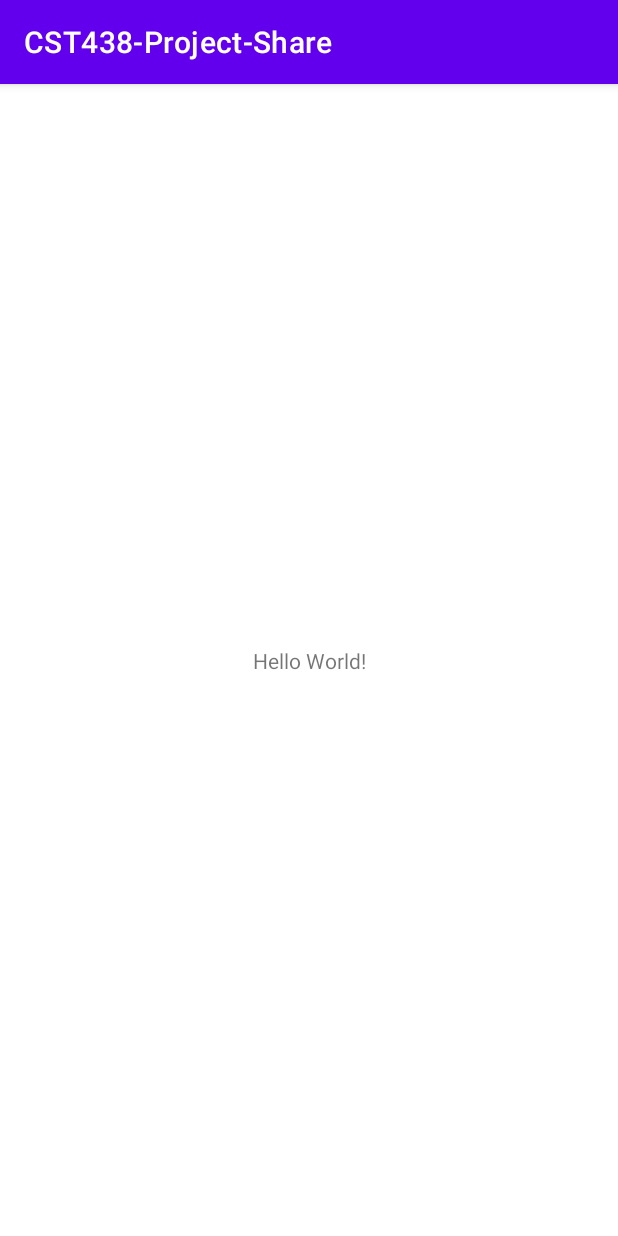
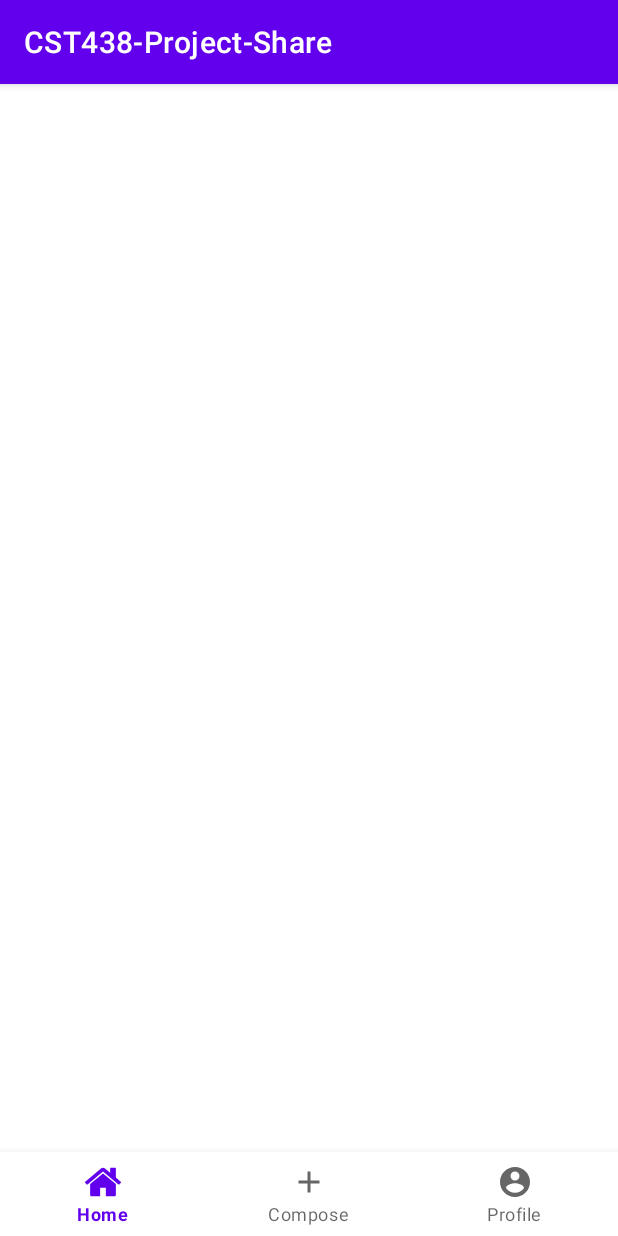
Before and after one commit to larafonse/Project03-Group5, an Android app: the screen it shows after launch (MainActivity), on a phone screen of 412 x 824 dp. Run offline under Robolectric (Android 15) with nearby library versions, the phone set to English and light mode, and no system bars.

Commit message:
Added the base for the bottom navigation

```diff
--- a/CST438-Project-Share/app/build.gradle
+++ b/CST438-Project-Share/app/build.gradle
@@ -36,4 +36,7 @@ dependencies {
     testImplementation 'junit:junit:4.+'
     androidTestImplementation 'androidx.test.ext:junit:1.1.3'
     androidTestImplementation 'androidx.test.espresso:espresso-core:3.4.0'
+
+    implementation "androidx.appcompat:appcompat:${appCompatVersion}"
+    implementation "com.google.android.material:material:${designSupportVersion}"
 }
--- a/CST438-Project-Share/app/src/main/AndroidManifest.xml
+++ b/CST438-Project-Share/app/src/main/AndroidManifest.xml
@@ -9,7 +9,8 @@
         android:roundIcon="@mipmap/ic_launcher_round"
         android:supportsRtl="true"
         android:theme="@style/Theme.CST438ProjectShare">
-        <activity android:name=".RegisterActivity"></activity>
+        <activity android:name=".LandingActivity"></activity>
+        <activity android:name=".RegisterActivity" />
         <activity android:name=".MainActivity">
             <intent-filter>
                 <action android:name="android.intent.action.MAIN" />
--- a/CST438-Project-Share/app/src/main/java/com/example/cst438_project_share/MainActivity.java
+++ b/CST438-Project-Share/app/src/main/java/com/example/cst438_project_share/MainActivity.java
@@ -1,14 +1,43 @@
 package com.example.cst438_project_share;
 
+import androidx.annotation.NonNull;
 import androidx.appcompat.app.AppCompatActivity;
+import androidx.fragment.app.Fragment;
 
 import android.os.Bundle;
+import android.view.MenuItem;
+import android.widget.Toast;
+
+import com.google.android.material.bottomnavigation.BottomNavigationView;
 
 public class MainActivity extends AppCompatActivity {
+
+    private BottomNavigationView bottomNavigationView;
 
     @Override
     protected void onCreate(Bundle savedInstanceState) {
         super.onCreate(savedInstanceState);
         setContentView(R.layout.activity_main);
+
+        bottomNavigationView = findViewById(R.id.bottom_navigation);
+
+        bottomNavigationView.setOnNavigationItemReselectedListener(new BottomNavigationView.OnNavigationItemReselectedListener() {
+            @Override
+            public void onNavigationItemReselected(@NonNull MenuItem item) {
+                Fragment fragment;
+                switch (item.getItemId()) {
+                    case R.id.action_home:
+                        Toast.makeText(MainActivity.this, "Home!", Toast.LENGTH_SHORT).show();
+                        break;
+                    case R.id.compose_action:
+                        Toast.makeText(MainActivity.this, "Compose", Toast.LENGTH_SHORT).show();
+                        break;
+                    case R.id.profile_action:
+                        Toast.makeText(MainActivity.this, "Profile", Toast.LENGTH_SHORT).show();
+                        break;
+                    default: break;
+                }
+            }
+        });
     }
 }
--- /dev/null
+++ b/CST438-Project-Share/app/src/main/res/drawable/ic_baseline_account_circle_24.xml
@@ -0,0 +1,10 @@
+<vector xmlns:android="http://schemas.android.com/apk/res/android"
+    android:width="24dp"
+    android:height="24dp"
+    android:viewportWidth="24"
+    android:viewportHeight="24"
+    android:tint="?attr/colorControlNormal">
+  <path
+      android:fillColor="@android:color/white"
+      android:pathData="M12,2C6.48,2 2,6.48 2,12s4.48,10 10,10 10,-4.48 10,-10S17.52,2 12,2zM12,5c1.66,0 3,1.34 3,3s-1.34,3 -3,3 -3,-1.34 -3,-3 1.34,-3 3,-3zM12,19.2c-2.5,0 -4.71,-1.28 -6,-3.22 0.03,-1.99 4,-3.08 6,-3.08 1.99,0 5.97,1.09 6,3.08 -1.29,1.94 -3.5,3.22 -6,3.22z"/>
+</vector>
--- /dev/null
+++ b/CST438-Project-Share/app/src/main/res/drawable/ic_baseline_add_24.xml
@@ -0,0 +1,10 @@
+<vector xmlns:android="http://schemas.android.com/apk/res/android"
+    android:width="24dp"
+    android:height="24dp"
+    android:viewportWidth="24"
+    android:viewportHeight="24"
+    android:tint="?attr/colorControlNormal">
+  <path
+      android:fillColor="@android:color/white"
+      android:pathData="M19,13h-6v6h-2v-6H5v-2h6V5h2v6h6v2z"/>
+</vector>
--- /dev/null
+++ b/CST438-Project-Share/app/src/main/res/drawable/ic_home_icon.xml
@@ -0,0 +1,12 @@
+<vector xmlns:android="http://schemas.android.com/apk/res/android"
+    android:width="460.298dp"
+    android:height="460.297dp"
+    android:viewportWidth="460.298"
+    android:viewportHeight="460.297">
+  <path
+      android:fillColor="#FF000000"
+      android:pathData="M230.149,120.939L65.986,256.274c0,0.191 -0.048,0.472 -0.144,0.855c-0.094,0.38 -0.144,0.656 -0.144,0.852v137.041c0,4.948 1.809,9.236 5.426,12.847c3.616,3.613 7.898,5.431 12.847,5.431h109.63V303.664h73.097v109.64h109.629c4.948,0 9.236,-1.814 12.847,-5.435c3.617,-3.607 5.432,-7.898 5.432,-12.847V257.981c0,-0.76 -0.104,-1.334 -0.288,-1.707L230.149,120.939z"/>
+  <path
+      android:fillColor="#FF000000"
+      android:pathData="M457.122,225.438L394.6,173.476V56.989c0,-2.663 -0.856,-4.853 -2.574,-6.567c-1.704,-1.712 -3.894,-2.568 -6.563,-2.568h-54.816c-2.666,0 -4.855,0.856 -6.57,2.568c-1.711,1.714 -2.566,3.905 -2.566,6.567v55.673l-69.662,-58.245c-6.084,-4.949 -13.318,-7.423 -21.694,-7.423c-8.375,0 -15.608,2.474 -21.698,7.423L3.172,225.438c-1.903,1.52 -2.946,3.566 -3.14,6.136c-0.193,2.568 0.472,4.811 1.997,6.713l17.701,21.128c1.525,1.712 3.521,2.759 5.996,3.142c2.285,0.192 4.57,-0.476 6.855,-1.998L230.149,95.817l197.57,164.741c1.526,1.328 3.521,1.991 5.996,1.991h0.858c2.471,-0.376 4.463,-1.43 5.996,-3.138l17.703,-21.125c1.522,-1.906 2.189,-4.145 1.991,-6.716C460.068,229.007 459.021,226.961 457.122,225.438z"/>
+</vector>
--- a/CST438-Project-Share/app/src/main/res/layout/activity_main.xml
+++ b/CST438-Project-Share/app/src/main/res/layout/activity_main.xml
@@ -1,18 +1,24 @@
 <?xml version="1.0" encoding="utf-8"?>
-<androidx.constraintlayout.widget.ConstraintLayout xmlns:android="http://schemas.android.com/apk/res/android"
+<RelativeLayout xmlns:android="http://schemas.android.com/apk/res/android"
     xmlns:app="http://schemas.android.com/apk/res-auto"
     xmlns:tools="http://schemas.android.com/tools"
     android:layout_width="match_parent"
     android:layout_height="match_parent"
     tools:context=".MainActivity">
 
-    <TextView
-        android:layout_width="wrap_content"
+    <FrameLayout
+        android:id="@+id/flContainer"
+        android:layout_width="match_parent"
+        android:layout_height="match_parent"
+        android:layout_above="@+id/bottom_navigation"
+        />
+
+    <com.google.android.material.bottomnavigation.BottomNavigationView
+        android:id="@+id/bottom_navigation"
+        android:layout_width="match_parent"
         android:layout_height="wrap_content"
-        android:text="Hello World!"
-        app:layout_constraintBottom_toBottomOf="parent"
-        app:layout_constraintLeft_toLeftOf="parent"
-        app:layout_constraintRight_toRightOf="parent"
-        app:layout_constraintTop_toTopOf="parent" />
+        android:layout_alignParentBottom="true"
+        app:menu="@menu/menu_bottom_navigation"
+        tools:ignore="MissingConstraints" />
 
-</androidx.constraintlayout.widget.ConstraintLayout>
+</RelativeLayout>
--- /dev/null
+++ b/CST438-Project-Share/app/src/main/res/menu/menu_bottom_navigation.xml
@@ -0,0 +1,20 @@
+<?xml version="1.0" encoding="utf-8"?>
+<menu xmlns:android="http://schemas.android.com/apk/res/android"
+    xmlns:app="http://schemas.android.com/apk/res-auto">
+
+    <item
+        android:id="@+id/action_home"
+        android:icon="@drawable/ic_home_icon"
+        android:title="Home"
+        app:showAsAction="always" />
+    <item
+        android:id="@+id/compose_action"
+        android:icon="@drawable/ic_baseline_add_24"
+        android:title="Compose"
+        app:showAsAction="always" />
+    <item
+        android:id="@+id/profile_action"
+        android:icon="@drawable/ic_baseline_account_circle_24"
+        android:title="Profile"
+        app:showAsAction="always" />
+</menu>
--- a/CST438-Project-Share/build.gradle
+++ b/CST438-Project-Share/build.gradle
@@ -22,3 +22,8 @@ allprojects {
 task clean(type: Delete) {
     delete rootProject.buildDir
 }
+
+ext {
+    appCompatVersion = '1.0.0'
+    designSupportVersion = '1.0.0'
+}
```
Also changed, not shown: CST438-Project-Share/app/src/main/java/com/example/cst438_project_share/LandingActivity.java (added, +14 -0 lines), CST438-Project-Share/app/src/main/java/com/example/cst438_project_share/RegisterActivity.java (+8 -0 lines), CST438-Project-Share/app/src/main/res/layout/activity_landing.xml (added, +9 -0 lines).
